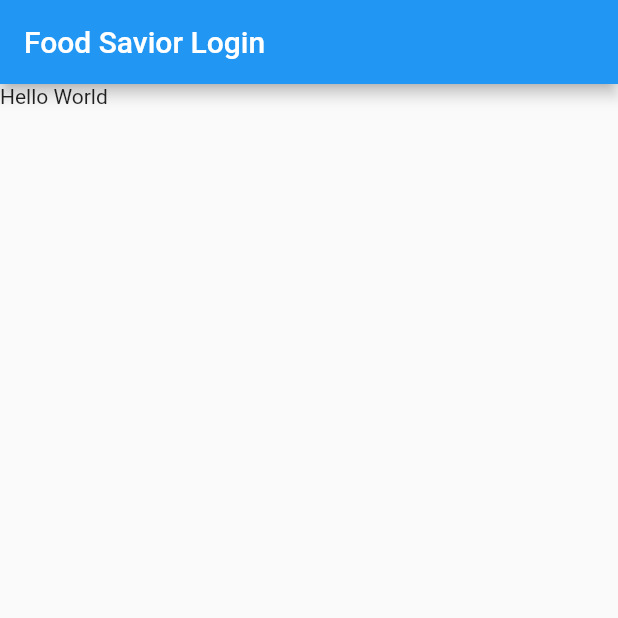
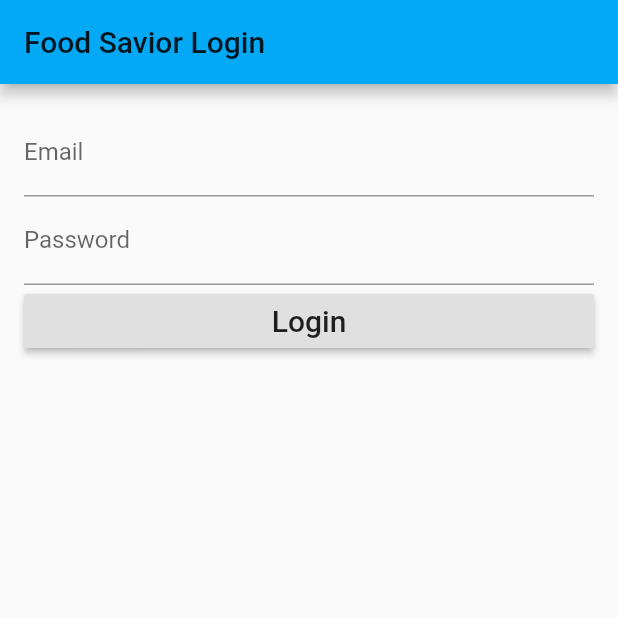
Before and after one commit to MatthewPalkimas/iLeftover, a Flutter app: the screen it shows after launch, on a phone screen of 412 x 824 dp, the top half of it. Run offline on Flutter 3.47's test engine with Material 2 defaults, Android fonts, the phone set to English and light mode, and no system bars.

Commit message:
Have added login functionality. No authroization yet

```diff
--- a/lib/login_page.dart
+++ b/lib/login_page.dart
@@ -1,6 +1,28 @@
 import 'package:flutter/material.dart';
 
-class LoginPage extends StatelessWidget {
+class LoginPage extends StatefulWidget {
+  @override
+  State<StatefulWidget> createState() => new _LoginPageState();
+}
+
+class _LoginPageState extends State<LoginPage> {
+
+  final formKey = new GlobalKey<FormState>();
+
+  String _email;
+  String _password;
+
+  void validateAndSave() {
+    final form = formKey.currentState;
+    if (form.validate()) {
+      form.save();
+      print('Form is valid. Email: $_email, password: $_password');
+    }
+    else {
+      print('Form is invalid. Email: $_email, password: $_password');
+    }
+  }
+
   @override
     Widget build(BuildContext context) {
       return new Scaffold(
@@ -8,7 +30,30 @@ class LoginPage extends StatelessWidget {
           title: new Text('Food Savior Login'),
         ),
         body: new Container(
-          child: new Text('Hello World')
+          padding: EdgeInsets.all(16.0),
+          child: new Form(
+            key: formKey,
+            child: new Column(
+              crossAxisAlignment: CrossAxisAlignment.stretch,
+              children: <Widget>[
+                new TextFormField(
+                  decoration: new InputDecoration(labelText: 'Email'),
+                  validator: (value) => value.isEmpty ? 'Email can\'t be empty' : null,
+                  onSaved: (value) => _email = value,
+                ),
+                new TextFormField(
+                  decoration: new InputDecoration(labelText: 'Password'),
+                  validator: (value) => value.isEmpty ? 'Password can\'t be empty' : null,
+                  obscureText: true,
+                  onSaved: (value) => _password = value,
+                ),
+                new RaisedButton(
+                  child: new Text('Login', style: new TextStyle(fontSize: 20.0)),
+                  onPressed: validateAndSave,
+                )
+              ],
+            ),
+          )
         )
       );
     }
--- a/lib/main.dart
+++ b/lib/main.dart
@@ -14,7 +14,7 @@ class MyApp extends StatelessWidget
       return new MaterialApp(
         title: 'Food Savior Login',
         theme: new ThemeData(
-          primarySwatch: Colors.blue,
+          primarySwatch: Colors.lightBlue,
         ),
         home: new LoginPage()
       );
```
